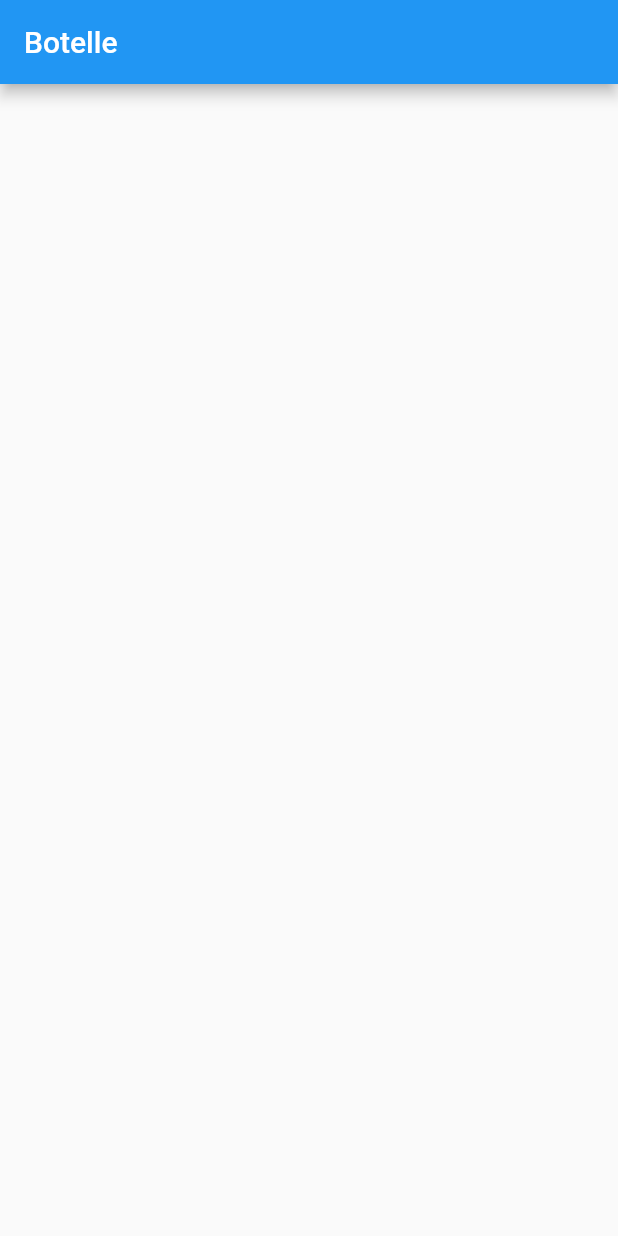
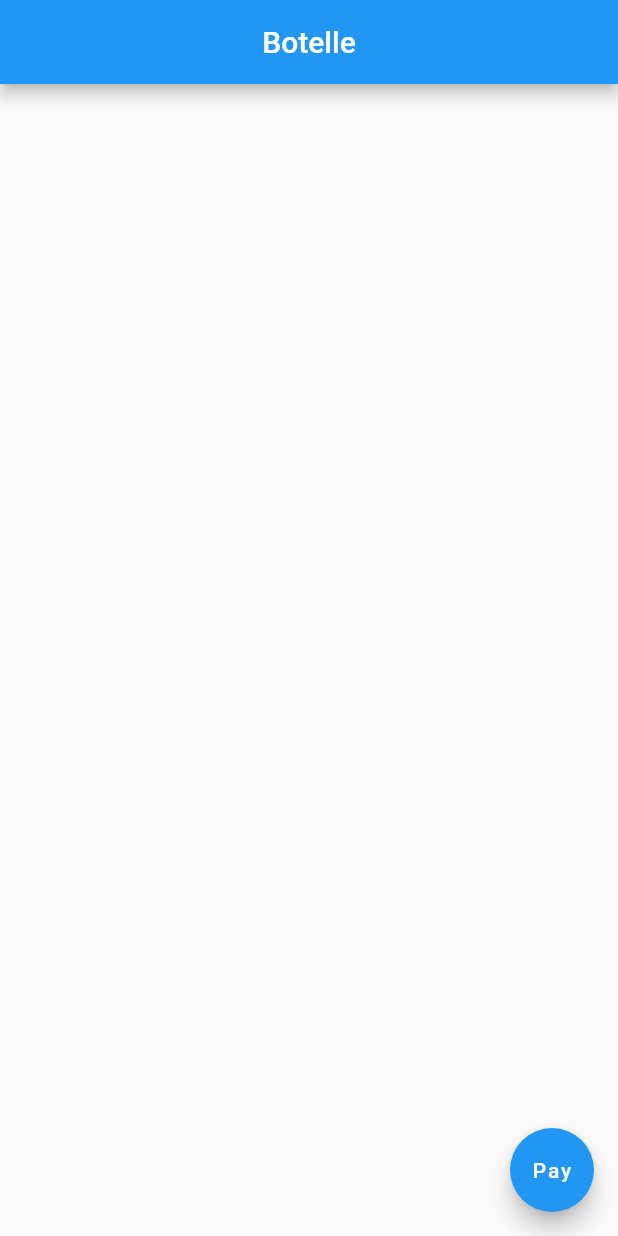
Before and after one commit to reyvb24/Aws-Hackathon, a Flutter app: the screen it shows after launch, on a phone screen of 412 x 824 dp. Run offline on Flutter 3.47's test engine with Material 2 defaults, Android fonts, the light colour scheme and no system bars.

Commit message:
Pay button test

```diff
--- a/botelle/lib/main.dart
+++ b/botelle/lib/main.dart
@@ -12,6 +12,11 @@ class Botelle extends StatelessWidget {
         home: Scaffold(
           appBar: AppBar(
             title: Text("Botelle"),
+            centerTitle: true,
+          ),
+          body: Center(),
+          floatingActionButton: FloatingActionButton(
+            child: Text("Pay"),
           ),
         ));
   }
```
